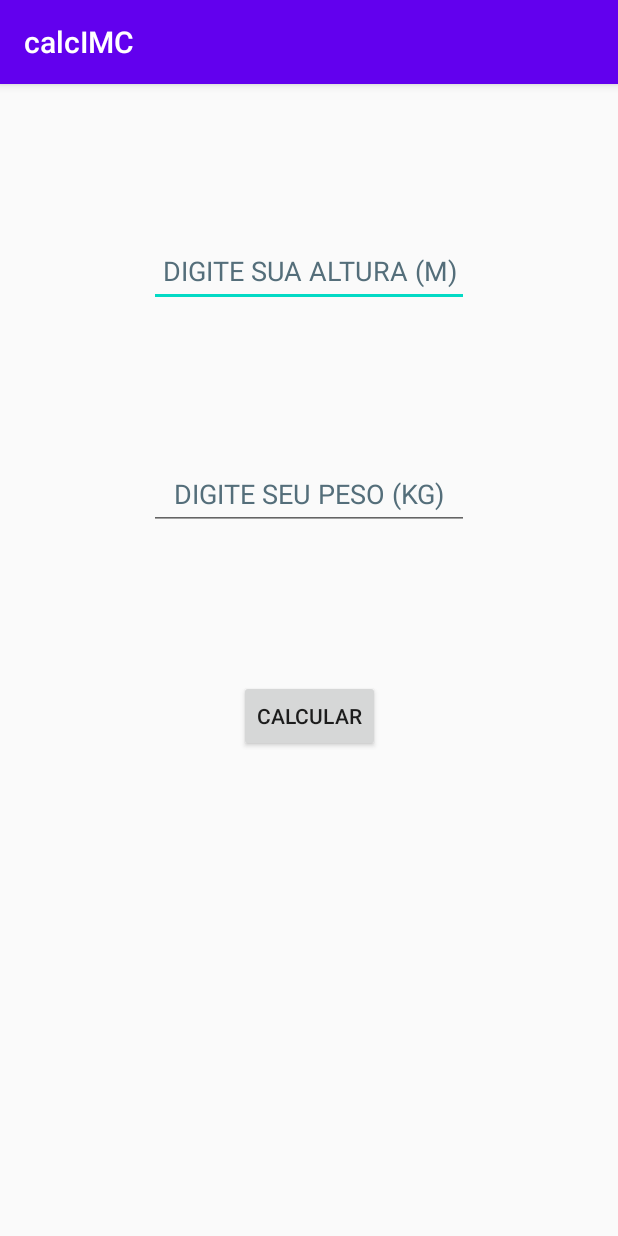
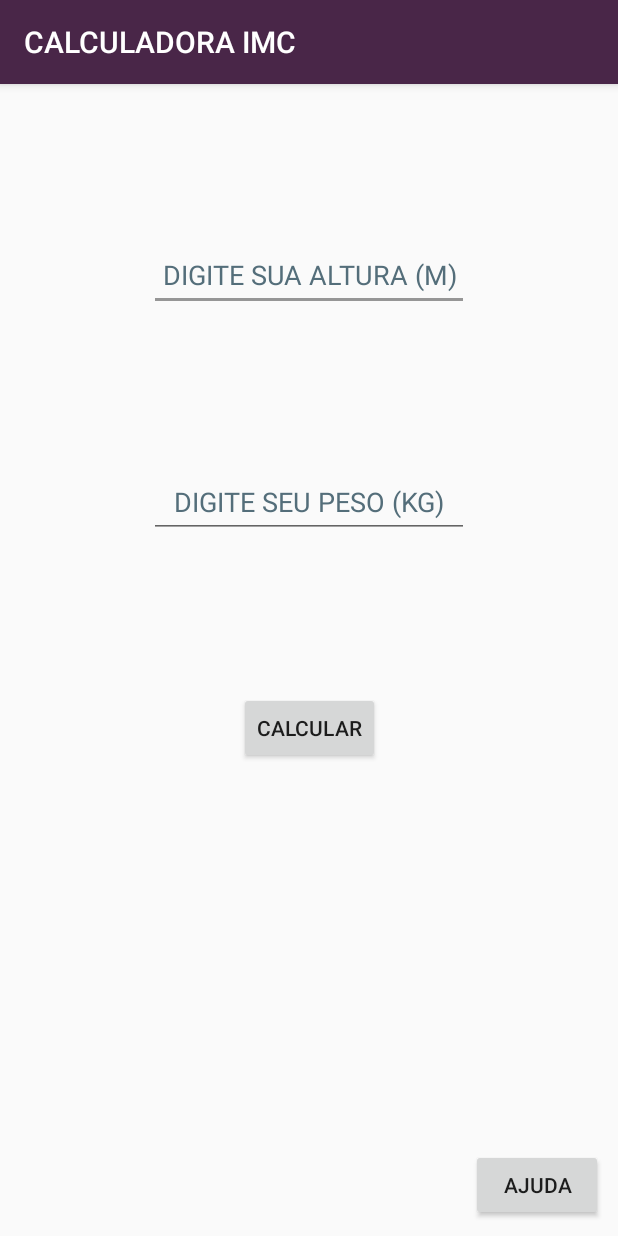
Before and after one commit to BryamFLA/calculadoraIMC, an Android app: the screen it shows after launch (MainActivity), on a phone screen of 412 x 824 dp. Run offline under Robolectric (Android 15) with nearby library versions, the phone set to English and light mode, and no system bars.

Commit message:
V1 - ajustes técnicos
Correção entender ",".
Botão ajuda.

```diff
--- a/app/src/main/java/com/example/calcimc/MainActivity.java
+++ b/app/src/main/java/com/example/calcimc/MainActivity.java
@@ -1,6 +1,8 @@
 package com.example.calcimc;
 
 import android.annotation.SuppressLint;
+import android.renderscript.Sampler;
+import android.support.v7.app.AlertDialog;
 import android.support.v7.app.AppCompatActivity;
 import android.os.Bundle;
 import android.widget.Button;
@@ -8,6 +10,7 @@ import android.widget.EditText;
 import android.widget.TextView;
 
 import java.math.BigDecimal;
+import java.math.MathContext;
 import java.math.RoundingMode;
 
 public class MainActivity extends AppCompatActivity {
@@ -27,10 +30,20 @@ public class MainActivity extends AppCompatActivity {
         setContentView(R.layout.activity_main);
 
         Button btnCalc = findViewById(R.id.btnCalc);
+        Button btnAjd = findViewById(R.id.btnAjuda);
         txtTpIMC = findViewById(R.id.textTpIMC);
         txtVlrIMC = findViewById(R.id.textVlrIMC);
         editAlt = findViewById(R.id.editAlt);
         editPs = findViewById(R.id.editPs);
+
+        btnAjd.setOnClickListener(view -> {
+            AlertDialog.Builder msgAjuda = new AlertDialog.Builder(this);
+            msgAjuda.setTitle("AJUDA");
+            msgAjuda.setMessage("PARA CALCULAR SEU IMC BASTA PREENCHER OS CAMPOS: " +
+                    "ALTURA EM METROS E PESO EM KILO GRAMAS. " +
+                    "DEPOIS CLICAR EM CALCULAR. ");
+            msgAjuda.show();
+        });
 
         btnCalc.setOnClickListener(view -> {
             try{
@@ -45,11 +58,13 @@ public class MainActivity extends AppCompatActivity {
 
     @SuppressLint("SetTextI18n")
     public void calcularIMC (){
-        BigDecimal altura = new BigDecimal(editAlt.getText().toString());
-        BigDecimal peso = new BigDecimal(editPs.getText().toString());
 
-        IMC = new BigDecimal(altura.multiply(altura).toString());
-        IMC = peso.divide(IMC);
+        BigDecimal altura = new BigDecimal(editAlt.getText().toString().replace(",", "."));
+        BigDecimal peso = new BigDecimal(editPs.getText().toString().replace(",", "."));
+
+        IMC = new BigDecimal("0").setScale(2, RoundingMode.HALF_EVEN);
+        IMC = altura.multiply(altura);
+        IMC = peso.divide(IMC, MathContext.DECIMAL64);
 
         txtVlrIMC.setText(IMC.setScale(2, RoundingMode.HALF_EVEN).toString());
     }
--- a/app/src/main/res/layout/activity_main.xml
+++ b/app/src/main/res/layout/activity_main.xml
@@ -12,15 +12,16 @@
         android:layout_height="wrap_content"
         android:autofillHints=""
         android:ems="10"
-        android:gravity="center"
         android:hint="@string/altura_valor"
         android:inputType="number"
+        android:digits="0123456789.,"
         android:minHeight="48dp"
         android:textColorHint="#546E7A"
         app:layout_constraintBottom_toTopOf="@+id/editPs"
         app:layout_constraintEnd_toEndOf="parent"
         app:layout_constraintStart_toStartOf="parent"
-        app:layout_constraintTop_toTopOf="parent" />
+        app:layout_constraintTop_toTopOf="parent"
+        android:gravity="center"/>
 
     <EditText
         android:id="@+id/editPs"
@@ -28,19 +29,20 @@
         android:layout_height="wrap_content"
         android:autofillHints=""
         android:ems="10"
-        android:gravity="center"
         android:hint="@string/peso_valor"
         android:inputType="number"
+        android:digits="0123456789.,"
         android:minHeight="48dp"
         android:textColorHint="#546E7A"
         app:layout_constraintBottom_toTopOf="@+id/btnCalc"
         app:layout_constraintEnd_toEndOf="parent"
         app:layout_constraintStart_toStartOf="parent"
-        app:layout_constraintTop_toBottomOf="@+id/editAlt" />
+        app:layout_constraintTop_toBottomOf="@+id/editAlt"
+        android:gravity="center"/>
 
     <LinearLayout
         android:id="@+id/layoutRst"
-        android:layout_width="wrap_content"
+        android:layout_width="match_parent"
         android:layout_height="wrap_content"
         android:orientation="vertical"
         app:layout_constraintBottom_toBottomOf="parent"
@@ -50,17 +52,17 @@
 
         <TextView
             android:id="@+id/textVlrIMC"
-            android:layout_width="wrap_content"
+            android:layout_width="match_parent"
             android:layout_height="wrap_content"
-            android:gravity="center"
-            android:textSize="60sp" />
+            android:textSize="60sp"
+            android:gravity="center"/>
 
         <TextView
             android:id="@+id/textTpIMC"
             android:layout_width="match_parent"
             android:layout_height="wrap_content"
-            android:gravity="center"
-            android:textSize="30sp" />
+            android:textSize="20sp"
+            android:gravity="center"/>
 
     </LinearLayout>
 
@@ -73,4 +75,14 @@
         app:layout_constraintEnd_toEndOf="parent"
         app:layout_constraintStart_toStartOf="parent"
         app:layout_constraintTop_toBottomOf="@+id/editPs" />
+
+    <Button
+        android:id="@+id/btnAjuda"
+        android:layout_width="wrap_content"
+        android:layout_height="wrap_content"
+        android:layout_marginEnd="10dp"
+        android:layout_marginBottom="10dp"
+        android:text="@string/ajuda"
+        app:layout_constraintBottom_toBottomOf="parent"
+        app:layout_constraintEnd_toEndOf="parent" />
 </android.support.constraint.ConstraintLayout>
--- a/app/src/main/res/values-night/themes.xml
+++ b/app/src/main/res/values-night/themes.xml
@@ -2,9 +2,9 @@
     <!-- Base application theme. -->
     <style name="Theme.CalcIMC" parent="Theme.AppCompat.Light.DarkActionBar">
         <!-- Primary brand color. -->
-        <item name="colorPrimary">@color/purple_200</item>
-        <item name="colorPrimaryDark">@color/purple_700</item>
-        <item name="colorAccent">@color/teal_200</item>
+        <item name="colorPrimary">@color/purple</item>
+        <item name="colorPrimaryDark">@color/gray_2</item>
+        <item name="colorAccent">@color/gray_1</item>
         <!-- Customize your theme here. -->
     </style>
 </resources>
--- a/app/src/main/res/values/colors.xml
+++ b/app/src/main/res/values/colors.xml
@@ -1,10 +1,8 @@
 <?xml version="1.0" encoding="utf-8"?>
 <resources>
-    <color name="purple_200">#FFBB86FC</color>
-    <color name="purple_500">#FF6200EE</color>
-    <color name="purple_700">#FF3700B3</color>
-    <color name="teal_200">#FF03DAC5</color>
-    <color name="teal_700">#FF018786</color>
+    <color name="purple">#492648</color>
+    <color name="gray_1">#373737</color>
+    <color name="gray_2">#969696</color>
     <color name="black">#FF000000</color>
     <color name="white">#FFFFFFFF</color>
 </resources>
--- a/app/src/main/res/values/strings.xml
+++ b/app/src/main/res/values/strings.xml
@@ -1,6 +1,7 @@
 <resources>
-    <string name="app_name">calcIMC</string>
+    <string name="app_name">CALCULADORA IMC</string>
     <string name="peso_valor"> DIGITE SEU PESO (KG)</string>
     <string name="altura_valor">DIGITE SUA ALTURA (M)</string>
     <string name="calcular">CALCULAR</string>
+    <string name="ajuda">AJUDA</string>
 </resources>
--- a/app/src/main/res/values/themes.xml
+++ b/app/src/main/res/values/themes.xml
@@ -2,9 +2,9 @@
     <!-- Base application theme. -->
     <style name="Theme.CalcIMC" parent="Theme.AppCompat.Light.DarkActionBar">
         <!-- Primary brand color. -->
-        <item name="colorPrimary">@color/purple_500</item>
-        <item name="colorPrimaryDark">@color/purple_700</item>
-        <item name="colorAccent">@color/teal_200</item>
+        <item name="colorPrimary">@color/purple</item>
+        <item name="colorPrimaryDark">@color/gray_1</item>
+        <item name="colorAccent">@color/gray_2</item>
         <!-- Customize your theme here. -->
     </style>
 </resources>
```
